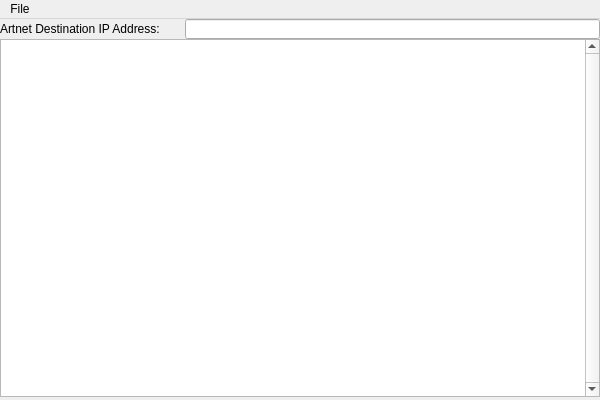
This is mainwindow.ui in VDJartnet/VDJartnetConfig as Qt 5 draws it before an edit. The edited form follows.
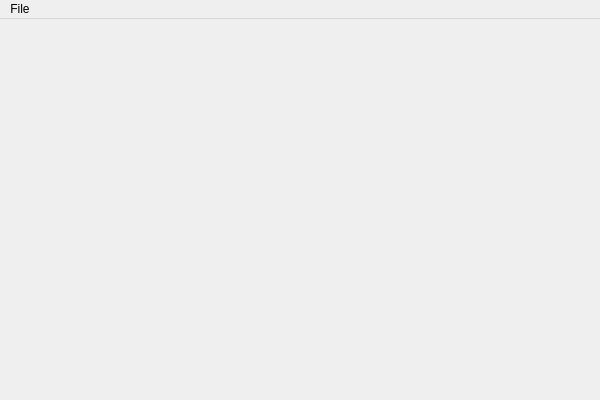
This is the edited form.

Commit message:
Sort out menu bar on windows
Also tidied up useless ui file

What changed in the file:
```diff
--- a/mainwindow.ui
+++ b/mainwindow.ui
@@ -13,53 +13,7 @@
   <property name="windowTitle">
    <string>MainWindow</string>
   </property>
-  <widget class="QWidget" name="centralWidget">
-   <widget class="QTableView" name="tableView">
-    <property name="geometry">
-     <rect>
-      <x>0</x>
-      <y>20</y>
-      <width>600</width>
-      <height>358</height>
-     </rect>
-    </property>
-    <property name="verticalScrollBarPolicy">
-     <enum>Qt::ScrollBarAlwaysOn</enum>
-    </property>
-    <property name="horizontalScrollBarPolicy">
-     <enum>Qt::ScrollBarAlwaysOff</enum>
-    </property>
-   </widget>
-   <widget class="QLineEdit" name="lineEdit">
-    <property name="geometry">
-     <rect>
-      <x>185</x>
-      <y>0</y>
-      <width>415</width>
-      <height>20</height>
-     </rect>
-    </property>
-    <property name="sizePolicy">
-     <sizepolicy hsizetype="Fixed" vsizetype="Fixed">
-      <horstretch>0</horstretch>
-      <verstretch>0</verstretch>
-     </sizepolicy>
-    </property>
-   </widget>
-   <widget class="QLabel" name="ipLabel">
-    <property name="geometry">
-     <rect>
-      <x>0</x>
-      <y>0</y>
-      <width>185</width>
-      <height>20</height>
-     </rect>
-    </property>
-    <property name="text">
-     <string>Artnet Destination IP Address:</string>
-    </property>
-   </widget>
-  </widget>
+  <widget class="QWidget" name="centralWidget"/>
   <widget class="QMenuBar" name="menuBar">
    <property name="geometry">
     <rect>
```
Left out of the diff: 2 changed lines with no effect on the pictures. The commit also changes 1 other file.
